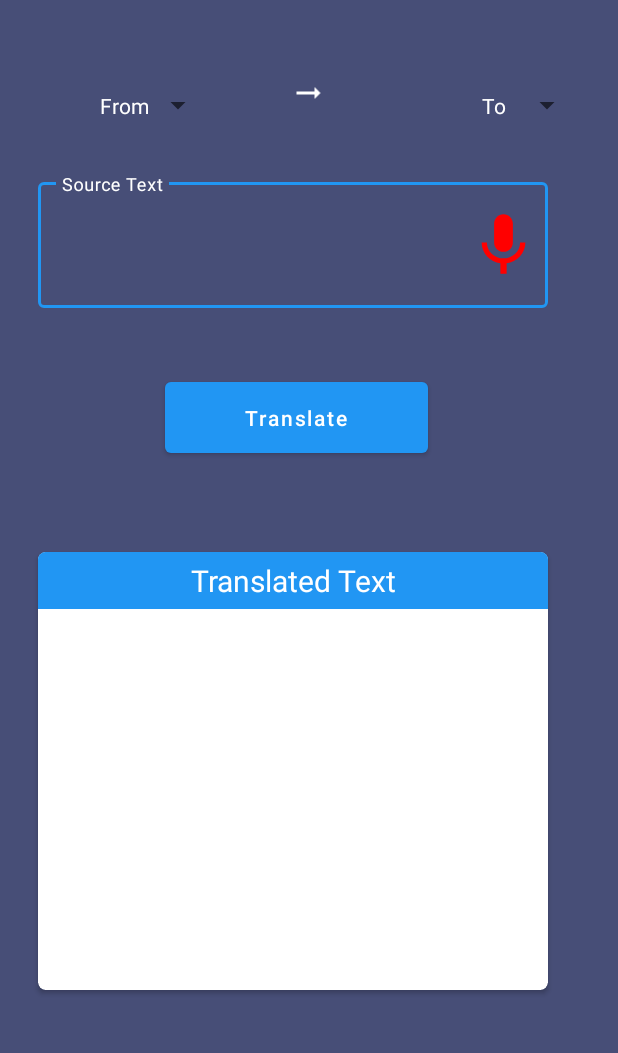
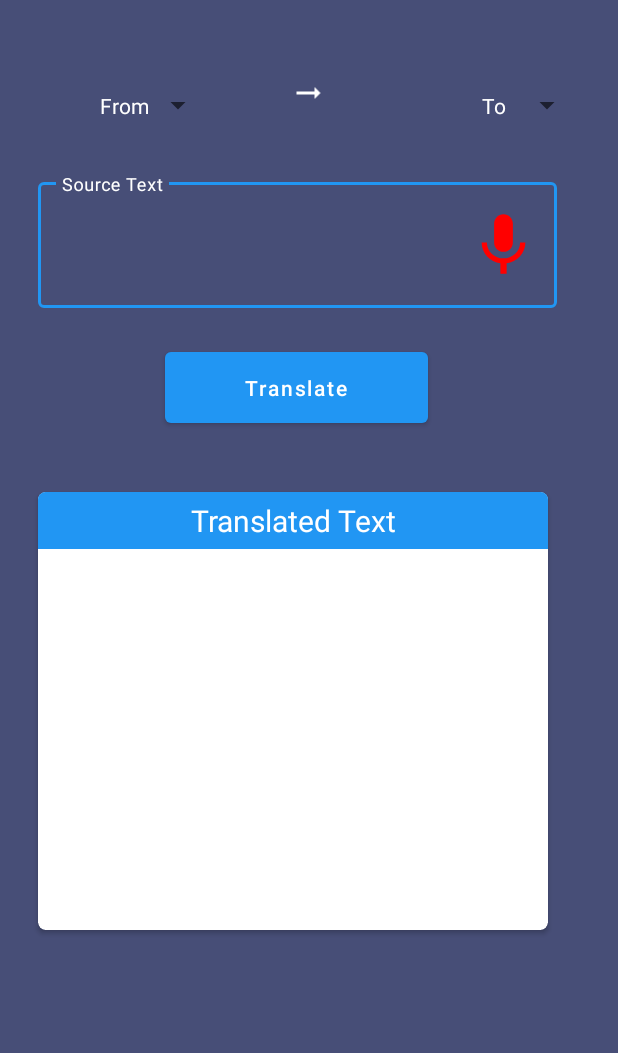
Before and after one commit to SarahMoradi/Translator-Application, an Android app: the screen it shows after launch (MainActivity), on a phone screen of 412 x 824 dp, the part 167-1220 px from its top. Run offline under Robolectric (Android 15) with nearby library versions, the phone set to English and light mode, and no system bars; libraries missing offline, so code that uses them is left out: com.google.firebase.ml.

Commit message:
Set up the logo for better view after installation

```diff
--- a/app/src/main/AndroidManifest.xml
+++ b/app/src/main/AndroidManifest.xml
@@ -7,9 +7,9 @@
 
     <application
         android:allowBackup="true"
-        android:icon="@drawable/translater"
+        android:icon="@drawable/icon"
         android:label="@string/app_name"
-        android:roundIcon="@drawable/translater"
+        android:roundIcon="@drawable/icon"
         android:supportsRtl="true"
         android:theme="@style/Theme.LanguageTranslatorApp">
         <activity
--- a/app/src/main/java/ir/shariaty/languagetranslatorapp/splash.java
+++ b/app/src/main/java/ir/shariaty/languagetranslatorapp/splash.java
@@ -25,7 +25,7 @@
                 finish();
 
             }
-        },4000);
+        },6000);
 
     }
 }
--- a/app/src/main/res/layout/activity_main.xml
+++ b/app/src/main/res/layout/activity_main.xml
@@ -66,7 +66,7 @@
 
     <com.google.android.material.textfield.TextInputLayout
         style="@style/Widget.MaterialComponents.TextInputLayout.OutlinedBox"
-        android:layout_width="370dp"
+        android:layout_width="362dp"
         android:layout_height="100dp"
         android:layout_marginStart="20dp"
         android:layout_marginTop="20dp"
@@ -78,11 +78,12 @@
 
         <com.google.android.material.textfield.TextInputEditText
             android:id="@+id/idEdtSource"
-            android:layout_width="340dp"
+            android:layout_width="346dp"
             android:layout_height="match_parent"
             android:ems="10"
             android:importantForAutofill="no"
             android:inputType="textImeMultiLine|textMultiLine"
+            android:textDirection="ltr"
             android:textColor="@color/white"
             android:textColorHint="@color/white"
             android:textSize="14sp" />
@@ -115,7 +116,7 @@
         android:layout_width="175dp"
         android:layout_height="59dp"
         android:layout_marginLeft="110dp"
-        android:layout_marginTop="50dp"
+        android:layout_marginTop="30dp"
         android:text="Translate"
         android:textAllCaps="false" />
 
@@ -123,7 +124,7 @@
         android:layout_width="340dp"
         android:layout_height="292dp"
         android:layout_marginLeft="25dp"
-        android:layout_marginTop="60dp"
+        android:layout_marginTop="40dp"
         android:textAlignment="center"
         app:cardCornerRadius="5dp">
 
```
Also changed, not shown: app/src/main/res/drawable/icon.png (added).
